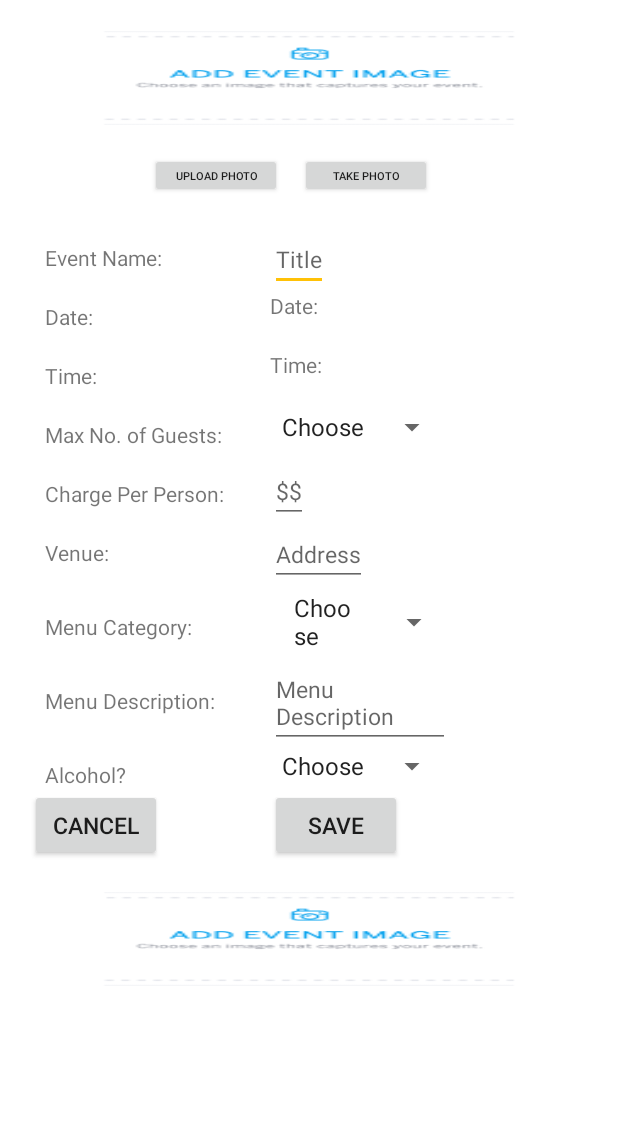
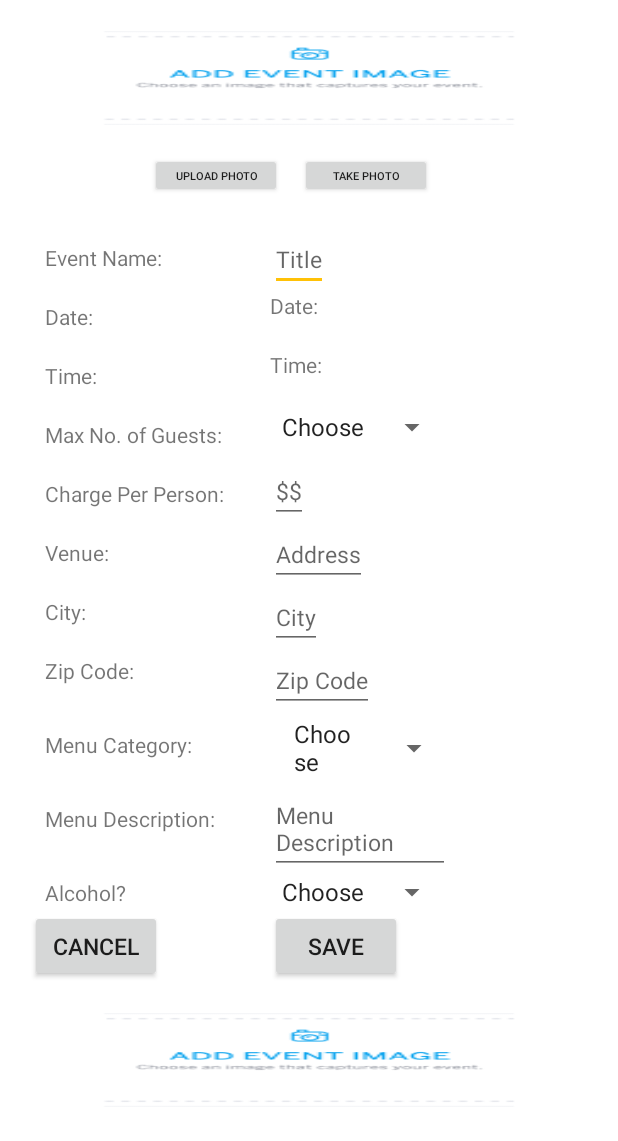
Before and after one commit to qzineat/qzineat, an Android app: the fragment HostFragment shown on its own in the app's theme, on a phone screen of 412 x 824 dp. Shown: the top 1141 px of the screen. Run offline under Robolectric (Android 15) with nearby library versions, the phone set to English and light mode, and no system bars; our stand-ins replace ButterKnife; libraries missing offline, so code that uses them is left out: com.parse; 2 statements that could not run were skipped.

Commit message:
Added Time, city, zip  and Food category closes #11

```diff
--- a/app/src/main/java/com/codepath/qzineat/fragments/HostFragment.java
+++ b/app/src/main/java/com/codepath/qzineat/fragments/HostFragment.java
@@ -92,6 +92,10 @@ public class HostFragment extends Fragment{
     TextView tvVenue;
     @Bind(R.id.etVenue)
     EditText etVenue;
+    @Bind(R.id.etCity)
+    EditText etCity;
+    @Bind(R.id.etZip)
+    EditText etZip;
     @Bind(R.id.sMenuCategory)
     Spinner sMenuCategory;
     @Bind(R.id.tvDesc)
@@ -243,6 +247,8 @@ public class HostFragment extends Fragment{
         event.setDate(dateObject);
         event.setTime(TimeObject);
         event.setAddress(etVenue.getText().toString());
+        event.setCity(etCity.getText().toString());
+        event.setZip(etZip.getText().toString());
         event.setPrice(parseInt(String.valueOf(etCharge.getText())));
         event.setGuestLimit(parseInt(String.valueOf(spGuest.getSelectedItem())));
         event.setAlcohol(spAlcohol.getSelectedItem().toString());
--- a/app/src/main/java/com/codepath/qzineat/models/Event.java
+++ b/app/src/main/java/com/codepath/qzineat/models/Event.java
@@ -115,6 +115,22 @@ public class Event extends ParseObject {
         put("address", address);
     }
 
+    public String getCity() {
+        return getString("city");
+    }
+
+    public void setCity(String city) {
+        put("city", city);
+    }
+
+    public String getZip() {
+        return getString("zip");
+    }
+
+    public void setZip(String zip) {
+        put("zip", zip);
+    }
+
     public String getAlcohol() {
         return getString("alcohol");
     }
--- a/app/src/main/res/layout/host_layout.xml
+++ b/app/src/main/res/layout/host_layout.xml
@@ -99,6 +99,20 @@
     <TextView
         android:layout_height="wrap_content"
         android:layout_width="wrap_content"
+        android:text="City:"
+        android:id="@+id/tvCity"
+        android:layout_marginBottom="20dp"
+        />
+    <TextView
+        android:layout_height="wrap_content"
+        android:layout_width="wrap_content"
+        android:text="Zip Code:"
+        android:id="@+id/tvZip"
+        android:layout_marginBottom="20dp"
+        />
+    <TextView
+        android:layout_height="wrap_content"
+        android:layout_width="wrap_content"
         android:text="Menu Category:"
         android:id="@+id/tvMenuCategory"
         android:layout_marginTop="10dp"
@@ -162,7 +176,18 @@
             android:hint="Address"
             android:textSize="15dp"
             android:id="@+id/etVenue"/>
-
+        <EditText
+            android:layout_height="wrap_content"
+            android:layout_width="wrap_content"
+            android:hint="City"
+            android:textSize="15dp"
+            android:id="@+id/etCity"/>
+        <EditText
+            android:layout_height="wrap_content"
+            android:layout_width="wrap_content"
+            android:hint="Zip Code"
+            android:textSize="15dp"
+            android:id="@+id/etZip"/>
         <Spinner
             android:id="@+id/sMenuCategory"
             android:layout_width="fill_parent"
```
